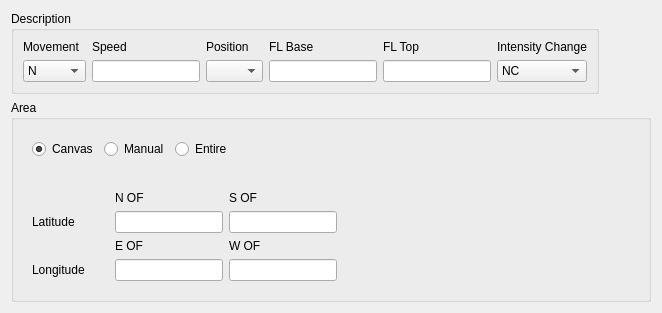
The window that tafor/components/ui/sigmet_general.ui (up1and/tafor) describes before a commit, drawn with Qt 5.
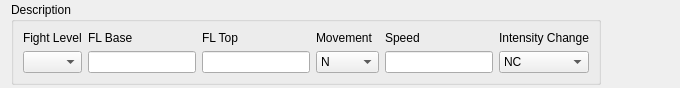
The same window after the commit.

```diff
--- a/tafor/components/ui/sigmet_general.ui
+++ b/tafor/components/ui/sigmet_general.ui
@@ -6,14 +6,20 @@
    <rect>
     <x>0</x>
     <y>0</y>
-    <width>662</width>
-    <height>278</height>
+    <width>680</width>
+    <height>88</height>
    </rect>
   </property>
   <property name="windowTitle">
    <string notr="true">Sigmet</string>
   </property>
-  <layout class="QVBoxLayout" name="verticalLayout">
+  <layout class="QVBoxLayout" name="layout">
+   <property name="topMargin">
+    <number>0</number>
+   </property>
+   <property name="bottomMargin">
+    <number>0</number>
+   </property>
    <item>
     <widget class="QGroupBox" name="descriptionGroup">
      <property name="sizePolicy">
@@ -26,10 +32,13 @@
       <string>Description</string>
      </property>
      <layout class="QGridLayout" name="descriptionLayout">
-      <item row="1" column="1">
+      <item row="1" column="6">
        <widget class="QLineEdit" name="speed"/>
       </item>
-      <item row="1" column="0">
+      <item row="1" column="4">
+       <widget class="QLineEdit" name="top"/>
+      </item>
+      <item row="1" column="5">
        <widget class="QComboBox" name="movement">
         <item>
          <property name="text">
@@ -118,50 +127,7 @@
         </item>
        </widget>
       </item>
-      <item row="1" column="4">
-       <widget class="QLineEdit" name="top"/>
-      </item>
-      <item row="0" column="0">
-       <widget class="QLabel" name="movementLabel">
-        <property name="text">
-         <string>Movement</string>
-        </property>
-        <property name="buddy">
-         <cstring>movement</cstring>
-        </property>
-       </widget>
-      </item>
-      <item row="0" column="1">
-       <widget class="QLabel" name="speedLabel">
-        <property name="text">
-         <string>Speed</string>
-        </property>
-        <property name="buddy">
-         <cstring>speed</cstring>
-        </property>
-       </widget>
-      </item>
-      <item row="0" column="2">
-       <widget class="QLabel" name="positionLabel">
-        <property name="text">
-         <string>Position</string>
-        </property>
-        <property name="buddy">
-         <cstring>position</cstring>
-        </property>
-       </widget>
-      </item>
-      <item row="0" column="5">
-       <widget class="QLabel" name="intensityChangeLabel">
-        <property name="text">
-         <string>Intensity Change</string>
-        </property>
-        <property name="buddy">
-         <cstring>intensityChange</cstring>
-        </property>
-       </widget>
-      </item>
-      <item row="1" column="5">
+      <item row="1" column="7">
        <widget class="QComboBox" name="intensityChange">
         <item>
          <property name="text">
@@ -183,6 +149,46 @@
       <item row="1" column="3">
        <widget class="QLineEdit" name="base"/>
       </item>
+      <item row="0" column="4">
+       <widget class="QLabel" name="topLabel">
+        <property name="text">
+         <string>FL Top</string>
+        </property>
+        <property name="buddy">
+         <cstring>top</cstring>
+        </property>
+       </widget>
+      </item>
+      <item row="0" column="5">
+       <widget class="QLabel" name="movementLabel">
+        <property name="text">
+         <string>Movement</string>
+        </property>
+        <property name="buddy">
+         <cstring>movement</cstring>
+        </property>
+       </widget>
+      </item>
+      <item row="0" column="2">
+       <widget class="QLabel" name="levelLabel">
+        <property name="text">
+         <string>Fight Level</string>
+        </property>
+        <property name="buddy">
+         <cstring>level</cstring>
+        </property>
+       </widget>
+      </item>
+      <item row="0" column="3">
+       <widget class="QLabel" name="baseLabel">
+        <property name="text">
+         <string>FL Base</string>
+        </property>
+        <property name="buddy">
+         <cstring>base</cstring>
+        </property>
+       </widget>
+      </item>
       <item row="1" column="2">
        <widget class="QComboBox" name="position">
         <item>
@@ -212,20 +218,20 @@
         </item>
        </widget>
       </item>
-      <item row="0" column="3">
-       <widget class="QLabel" name="baseLabel">
+      <item row="0" column="6">
+       <widget class="QLabel" name="speedLabel">
         <property name="text">
-         <string>FL Base</string>
+         <string>Speed</string>
         </property>
         <property name="buddy">
          <cstring>base</cstring>
         </property>
        </widget>
       </item>
-      <item row="0" column="4">
-       <widget class="QLabel" name="topLabel">
+      <item row="0" column="7">
+       <widget class="QLabel" name="intensityChangeLabel">
         <property name="text">
-         <string>FL Top</string>
+         <string>Intensity Change</string>
         </property>
         <property name="buddy">
          <cstring>top</cstring>
@@ -235,167 +241,6 @@
      </layout>
     </widget>
    </item>
-   <item>
-    <widget class="QGroupBox" name="areaGroup">
-     <property name="title">
-      <string>Area</string>
-     </property>
-     <layout class="QVBoxLayout" name="areaLayout">
-      <item>
-       <widget class="QWidget" name="changeAreaWidget" native="true">
-        <layout class="QHBoxLayout" name="changeAreaLayout">
-         <item>
-          <widget class="QRadioButton" name="canvas">
-           <property name="text">
-            <string>Canvas</string>
-           </property>
-           <property name="checked">
-            <bool>true</bool>
-           </property>
-          </widget>
-         </item>
-         <item>
-          <widget class="QRadioButton" name="manual">
-           <property name="text">
-            <string>Manual</string>
-           </property>
-          </widget>
-         </item>
-         <item>
-          <widget class="QRadioButton" name="entire">
-           <property name="text">
-            <string>Entire</string>
-           </property>
-          </widget>
-         </item>
-         <item>
-          <spacer name="horizontalSpacer">
-           <property name="orientation">
-            <enum>Qt::Horizontal</enum>
-           </property>
-           <property name="sizeHint" stdset="0">
-            <size>
-             <width>40</width>
-             <height>20</height>
-            </size>
-           </property>
-          </spacer>
-         </item>
-         <item>
-          <widget class="QToolButton" name="modeButton">
-           <property name="text">
-            <string notr="true"/>
-           </property>
-           <property name="iconSize">
-            <size>
-             <width>16</width>
-             <height>16</height>
-            </size>
-           </property>
-           <property name="autoRaise">
-            <bool>true</bool>
-           </property>
-          </widget>
-         </item>
-        </layout>
-       </widget>
-      </item>
-      <item>
-       <widget class="QWidget" name="latitudeAndLongitudeWidget" native="true">
-        <property name="sizePolicy">
-         <sizepolicy hsizetype="Fixed" vsizetype="Preferred">
-          <horstretch>0</horstretch>
-          <verstretch>0</verstretch>
-         </sizepolicy>
-        </property>
-        <layout class="QGridLayout" name="latitudeAndLongitudeLayout">
-         <property name="topMargin">
-          <number>15</number>
-         </property>
-         <item row="4" column="1">
-          <widget class="QLabel" name="eastLabel">
-           <property name="text">
-            <string>E OF</string>
-           </property>
-           <property name="buddy">
-            <cstring>east</cstring>
-           </property>
-          </widget>
-         </item>
-         <item row="1" column="1">
-          <widget class="QLineEdit" name="north"/>
-         </item>
-         <item row="4" column="2">
-          <widget class="QLabel" name="westLabel">
-           <property name="text">
-            <string>W OF</string>
-           </property>
-           <property name="buddy">
-            <cstring>west</cstring>
-           </property>
-          </widget>
-         </item>
-         <item row="5" column="1">
-          <widget class="QLineEdit" name="east"/>
-         </item>
-         <item row="1" column="2">
-          <widget class="QLineEdit" name="south"/>
-         </item>
-         <item row="5" column="0">
-          <widget class="QLabel" name="longtitudeLabel">
-           <property name="minimumSize">
-            <size>
-             <width>77</width>
-             <height>0</height>
-            </size>
-           </property>
-           <property name="text">
-            <string>Longitude</string>
-           </property>
-          </widget>
-         </item>
-         <item row="5" column="2">
-          <widget class="QLineEdit" name="west"/>
-         </item>
-         <item row="1" column="0">
-          <widget class="QLabel" name="latitudeLabel">
-           <property name="minimumSize">
-            <size>
-             <width>77</width>
-             <height>0</height>
-            </size>
-           </property>
-           <property name="text">
-            <string>Latitude</string>
-           </property>
-          </widget>
-         </item>
-         <item row="0" column="2">
-          <widget class="QLabel" name="southLabel">
-           <property name="text">
-            <string>S OF</string>
-           </property>
-           <property name="buddy">
-            <cstring>south</cstring>
-           </property>
-          </widget>
-         </item>
-         <item row="0" column="1">
-          <widget class="QLabel" name="northLabel">
-           <property name="text">
-            <string>N OF</string>
-           </property>
-           <property name="buddy">
-            <cstring>north</cstring>
-           </property>
-          </widget>
-         </item>
-        </layout>
-       </widget>
-      </item>
-     </layout>
-    </widget>
-   </item>
   </layout>
  </widget>
  <tabstops>
```
Left out of the diff: 12 changed lines with no effect on the pictures.
